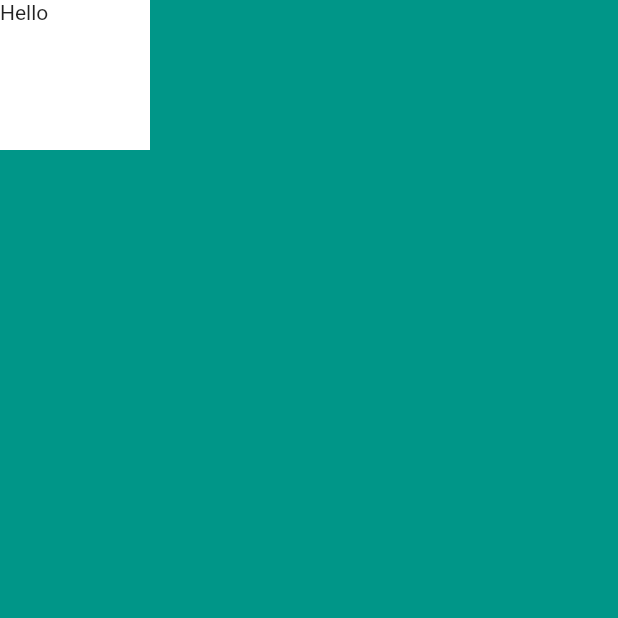
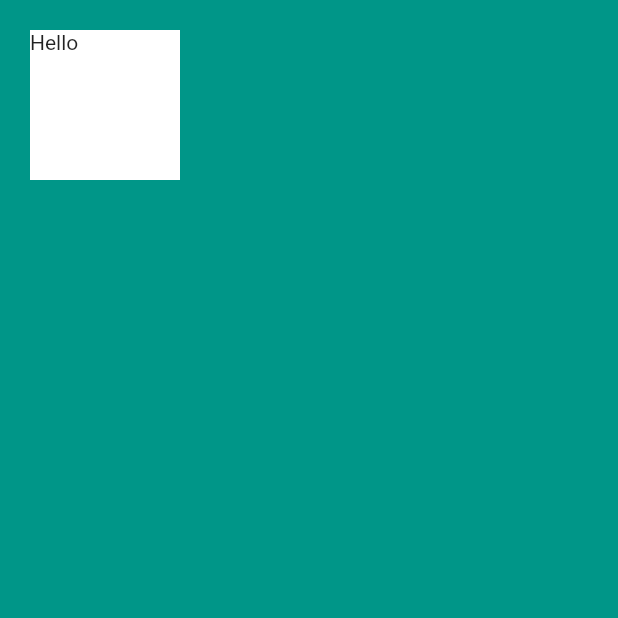
Before and after one commit to killerwilmer/appbrewery_flutter, a Flutter app: the screen it shows after launch, on a phone screen of 412 x 824 dp, the top half of it. Run offline on Flutter 3.47's test engine with Material 2 defaults, Android fonts, the phone set to English and light mode, and no system bars.

Commit message:
Add margin to Container

```diff
--- a/mi_card_flutter/lib/main.dart
+++ b/mi_card_flutter/lib/main.dart
@@ -14,6 +14,7 @@ class MyApp extends StatelessWidget {
           child: Container(
             height: 100.0,
             width: 100.0,
+            margin: EdgeInsets.all(20.0),
             color: Colors.white,
             child: Text('Hello'),
           ),
```
